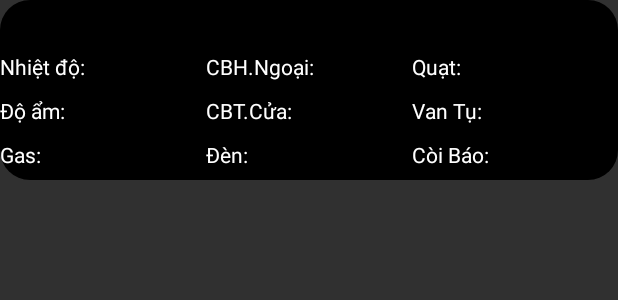
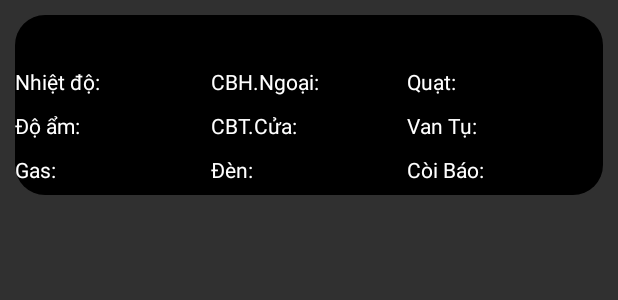
Before and after one commit to hoanjizi/mqtt, an Android app: the layout item_history.xml on its own in the app's theme, with its tools: preview values and no code run, on a phone screen of 412 x 824 dp. Shown: the top 300 px of the screen. Run offline under Robolectric (Android 15) with nearby library versions, the phone set to English and light mode, and no system bars.

Commit message:
done save data

```diff
--- a/app/src/main/res/layout/item_history.xml
+++ b/app/src/main/res/layout/item_history.xml
@@ -9,6 +9,9 @@
     </data>
 
     <android.support.constraint.ConstraintLayout
+        android:layout_marginTop="10dp"
+        android:layout_marginStart="10dp"
+        android:layout_marginEnd="10dp"
         android:layout_width="match_parent"
         android:layout_height="120dp"
         android:background="@drawable/custom_item_receive_data">
```
